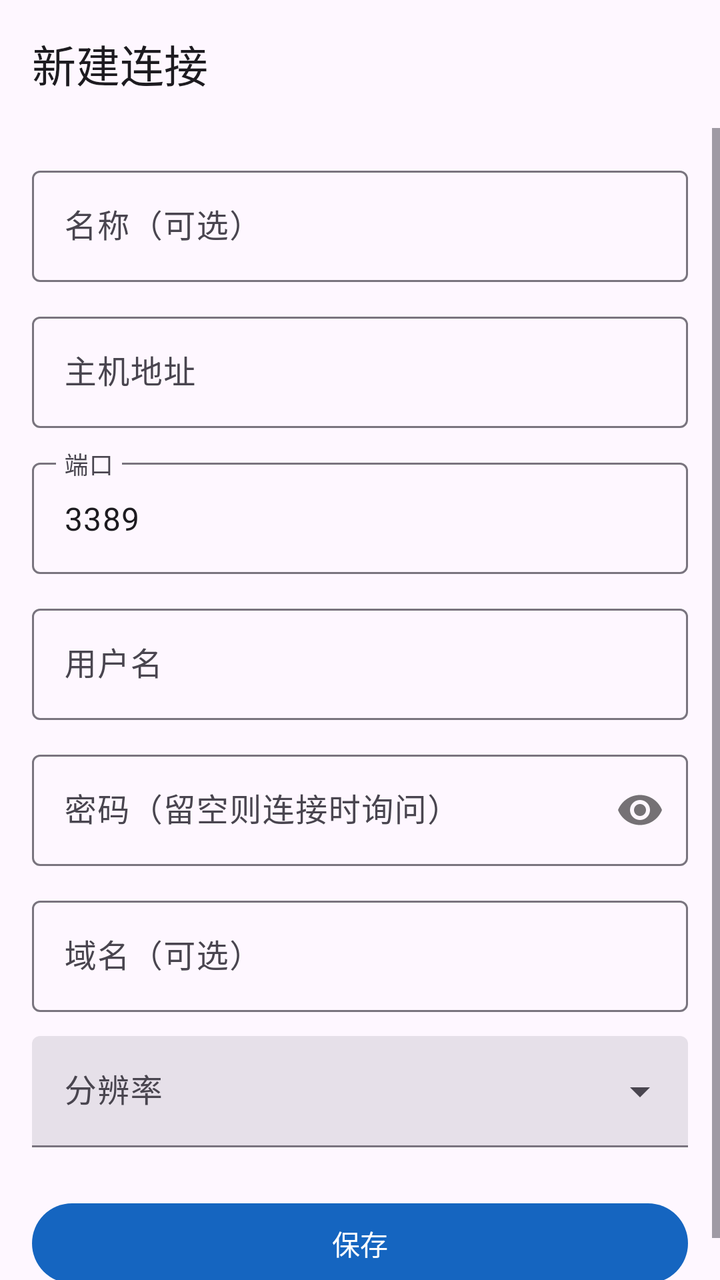
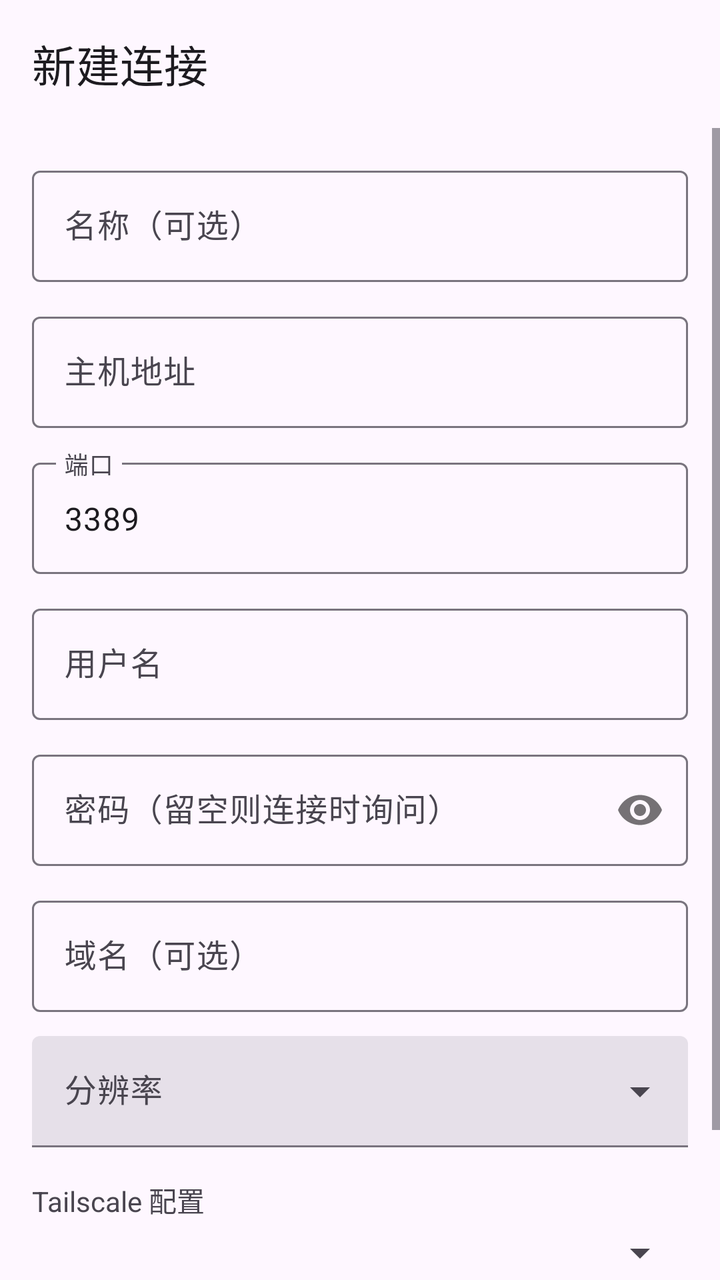

Two renders of the same Android screen: before a commit and after it. Below are the layout's source before the change and the commit's diff.
<!-- AndroidManifest.xml: application theme Theme.AnRdp -->
<!-- res/layout/activity_connection_edit.xml -->
<?xml version="1.0" encoding="utf-8"?>
<LinearLayout xmlns:android="http://schemas.android.com/apk/res/android"
    xmlns:app="http://schemas.android.com/apk/res-auto"
    android:layout_width="match_parent"
    android:layout_height="match_parent"
    android:orientation="vertical">

    <com.google.android.material.appbar.MaterialToolbar
        android:id="@+id/toolbar"
        android:layout_width="match_parent"
        android:layout_height="?attr/actionBarSize"
        app:title="@string/title_add_connection" />

    <ScrollView
        android:layout_width="match_parent"
        android:layout_height="0dp"
        android:layout_weight="1">

        <LinearLayout
            android:layout_width="match_parent"
            android:layout_height="wrap_content"
            android:orientation="vertical"
            android:padding="16dp">

            <com.google.android.material.textfield.TextInputLayout
                android:layout_width="match_parent"
                android:layout_height="wrap_content"
                android:hint="@string/field_name">

                <com.google.android.material.textfield.TextInputEditText
                    android:id="@+id/etName"
                    android:layout_width="match_parent"
                    android:layout_height="wrap_content" />
            </com.google.android.material.textfield.TextInputLayout>

            <com.google.android.material.textfield.TextInputLayout
                android:layout_width="match_parent"
                android:layout_height="wrap_content"
                android:layout_marginTop="12dp"
                android:hint="@string/field_host">

                <com.google.android.material.textfield.TextInputEditText
                    android:id="@+id/etHost"
                    android:layout_width="match_parent"
                    android:layout_height="wrap_content"
                    android:inputType="textUri" />
            </com.google.android.material.textfield.TextInputLayout>

            <com.google.android.material.textfield.TextInputLayout
                android:layout_width="match_parent"
                android:layout_height="wrap_content"
                android:layout_marginTop="12dp"
                android:hint="@string/field_port">

                <com.google.android.material.textfield.TextInputEditText
                    android:id="@+id/etPort"
                    android:layout_width="match_parent"
                    android:layout_height="wrap_content"
                    android:inputType="number"
                    android:text="3389" />
            </com.google.android.material.textfield.TextInputLayout>

            <com.google.android.material.textfield.TextInputLayout
                android:layout_width="match_parent"
                android:layout_height="wrap_content"
                android:layout_marginTop="12dp"
                android:hint="@string/field_username">

                <com.google.android.material.textfield.TextInputEditText
                    android:id="@+id/etUser"
                    android:layout_width="match_parent"
                    android:layout_height="wrap_content"
                    android:inputType="text" />
            </com.google.android.material.textfield.TextInputLayout>

            <com.google.android.material.textfield.TextInputLayout
                android:layout_width="match_parent"
                android:layout_height="wrap_content"
                android:layout_marginTop="12dp"
                android:hint="@string/field_password"
                app:passwordToggleEnabled="true">

                <com.google.android.material.textfield.TextInputEditText
                    android:id="@+id/etPassword"
                    android:layout_width="match_parent"
                    android:layout_height="wrap_content"
                    android:inputType="textPassword" />
            </com.google.android.material.textfield.TextInputLayout>

            <com.google.android.material.textfield.TextInputLayout
                android:layout_width="match_parent"
                android:layout_height="wrap_content"
                android:layout_marginTop="12dp"
                android:hint="@string/field_domain">

                <com.google.android.material.textfield.TextInputEditText
                    android:id="@+id/etDomain"
                    android:layout_width="match_parent"
                    android:layout_height="wrap_content"
                    android:inputType="text" />
            </com.google.android.material.textfield.TextInputLayout>

            <com.google.android.material.textfield.TextInputLayout
                style="@style/Widget.Material3.TextInputLayout.FilledBox.ExposedDropdownMenu"
                android:layout_width="match_parent"
                android:layout_height="wrap_content"
                android:layout_marginTop="12dp"
                android:hint="@string/field_resolution">

                <com.google.android.material.textfield.MaterialAutoCompleteTextView
                    android:id="@+id/actResolution"
                    android:layout_width="match_parent"
                    android:layout_height="wrap_content"
                    android:inputType="none" />
            </com.google.android.material.textfield.TextInputLayout>

            <com.google.android.material.button.MaterialButton
                android:id="@+id/btnSave"
                android:layout_width="match_parent"
                android:layout_height="wrap_content"
                android:layout_marginTop="24dp"
                android:text="@string/save" />
        </LinearLayout>
    </ScrollView>
</LinearLayout>
<!-- resources referenced by this layout -->
<resources>
  <string name="field_domain">域名（可选）</string>
  <string name="field_host">主机地址</string>
  <string name="field_name">名称（可选）</string>
  <string name="field_password">密码（留空则连接时询问）</string>
  <string name="field_port">端口</string>
  <string name="field_resolution">分辨率</string>
  <string name="field_username">用户名</string>
  <string name="save">保存</string>
  <string name="title_add_connection">新建连接</string>
  <style name="Theme.AnRdp" parent="Theme.Material3.DayNight.NoActionBar">
          <item name="colorPrimary">#1565C0</item>
          <item name="colorPrimaryVariant">#003c8f</item>
          <item name="colorSecondary">#00838F</item>
      </style>
</resources>

<!-- the commit's change to res/layout/activity_connection_edit.xml (unified diff, before → after) -->
@@ -114,6 +114,20 @@
                     android:inputType="none" />
             </com.google.android.material.textfield.TextInputLayout>
 
+            <TextView
+                android:layout_width="match_parent"
+                android:layout_height="wrap_content"
+                android:layout_marginTop="16dp"
+                android:text="Tailscale 配置"
+                android:textSize="14sp"
+                android:textColor="?android:attr/textColorSecondary" />
+
+            <Spinner
+                android:id="@+id/spinTailscale"
+                android:layout_width="match_parent"
+                android:layout_height="wrap_content"
+                android:layout_marginTop="4dp" />
+
             <com.google.android.material.button.MaterialButton
                 android:id="@+id/btnSave"
                 android:layout_width="match_parent"
